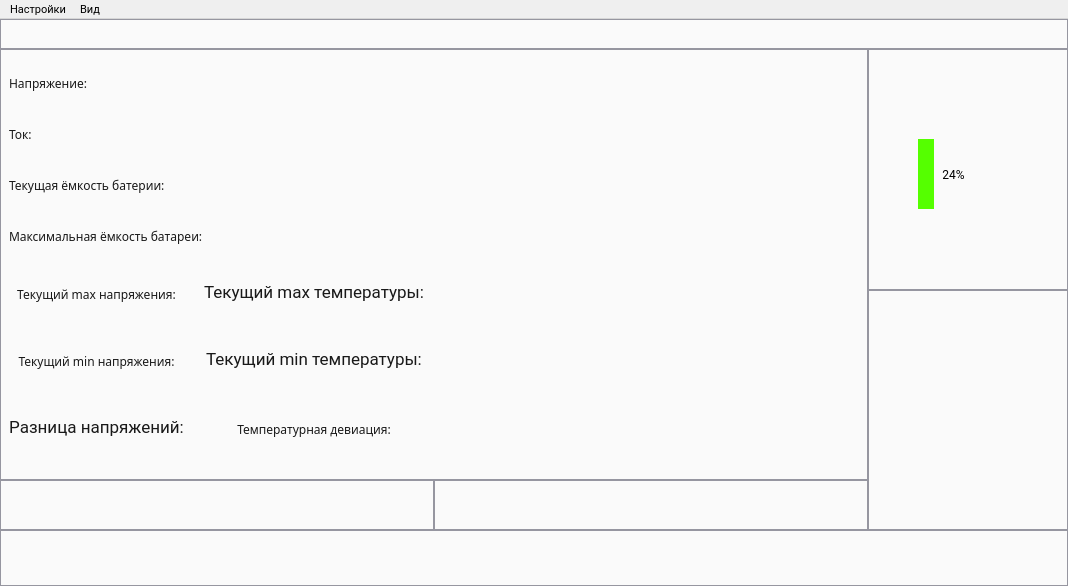
First picture: the form in mainwindow.ui, repository egornovichkov/BatteryStudio, before the edit.
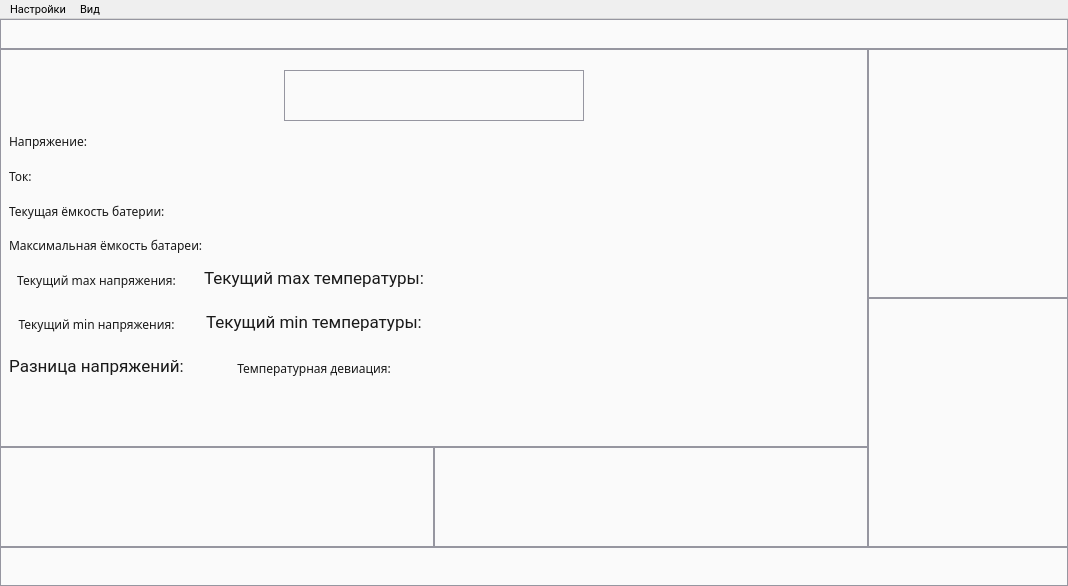
Second picture: the form after the edit. Icons and pictures are not drawn. Custom widgets are drawn as their Qt base class.

Commit message: Battery Charge Img UI done

The edit to the form file:
```diff
--- a/mainwindow.ui
+++ b/mainwindow.ui
@@ -25,7 +25,7 @@
      <family>Fira Code</family>
     </font>
    </property>
-   <layout class="QVBoxLayout" name="verticalLayout">
+   <layout class="QVBoxLayout" name="MainLayout">
     <property name="spacing">
      <number>0</number>
     </property>
@@ -95,7 +95,7 @@
          <number>0</number>
         </property>
         <widget class="QWidget" name="layoutWidget">
-         <layout class="QGridLayout" name="BatFlagsSignalsGrid" rowstretch="3,0" columnstretch="0,0">
+         <layout class="QGridLayout" name="BatFlagsSignalsGrid" rowstretch="4,1" columnstretch="0,0">
           <property name="spacing">
            <number>0</number>
           </property>
@@ -151,14 +151,75 @@
 border: 1px solid rgb(150, 150, 160);
 }</string>
             </property>
-            <layout class="QVBoxLayout" name="verticalLayout_2">
+            <layout class="QVBoxLayout" name="verticalLayout">
+             <property name="topMargin">
+              <number>21</number>
+             </property>
              <item>
-              <layout class="QHBoxLayout" name="InfChargeLayout">
-               <item>
-                <layout class="QVBoxLayout" name="GenInfoTxtLayout">
+              <layout class="QHBoxLayout" name="BatteryChargeLayout" stretch="0,0,0">
                  <property name="spacing">
                   <number>0</number>
                  </property>
+               <item>
+                <spacer name="horizontalSpacer_3">
+                 <property name="orientation">
+                  <enum>Qt::Orientation::Horizontal</enum>
+                 </property>
+                 <property name="sizeType">
+                  <enum>QSizePolicy::Policy::Expanding</enum>
+                 </property>
+                 <property name="sizeHint" stdset="0">
+                  <size>
+                   <width>40</width>
+                   <height>20</height>
+                  </size>
+                 </property>
+                </spacer>
+               </item>
+               <item>
+                <widget class="BatteryChargeIcon" name="BatteryChargeWidget" native="true">
+                 <property name="sizePolicy">
+                  <sizepolicy hsizetype="Preferred" vsizetype="Fixed">
+                   <horstretch>0</horstretch>
+                   <verstretch>50</verstretch>
+                  </sizepolicy>
+                 </property>
+                 <property name="minimumSize">
+                  <size>
+                   <width>300</width>
+                   <height>51</height>
+                  </size>
+                 </property>
+                 <property name="sizeIncrement">
+                  <size>
+                   <width>0</width>
+                   <height>51</height>
+                  </size>
+                 </property>
+                 <property name="styleSheet">
+                  <string notr="true">QWidget {
+	font: 9pt &quot;Inter&quot;;
+}</string>
+                 </property>
+                </widget>
+               </item>
+               <item>
+                <spacer name="horizontalSpacer_2">
+                 <property name="orientation">
+                  <enum>Qt::Orientation::Horizontal</enum>
+                 </property>
+                 <property name="sizeHint" stdset="0">
+                  <size>
+                   <width>40</width>
+                   <height>20</height>
+                  </size>
+                 </property>
+                </spacer>
+               </item>
+              </layout>
+             </item>
+             <item>
+              <layout class="QVBoxLayout" name="GenInfoLayout">
                  <item>
                   <widget class="QLabel" name="VoltageLabel">
                    <property name="autoFillBackground">
@@ -225,39 +286,6 @@
                 </layout>
                </item>
                <item>
-                <widget class="QLabel" name="BatteryChargeImg">
-                 <property name="styleSheet">
-                  <string notr="true">QLabel {
-	border: 0px;
-}</string>
-                 </property>
-                 <property name="text">
-                  <string/>
-                 </property>
-                 <property name="pixmap">
-                  <pixmap resource="build/Desktop_Qt_6_7_2_MinGW_64_bit-Debug/debug/qmake_qmake_immediate.qrc">:/images/BatteryIcon.png</pixmap>
-                 </property>
-                 <property name="alignment">
-                  <set>Qt::AlignmentFlag::AlignCenter</set>
-                 </property>
-                </widget>
-               </item>
-               <item>
-                <spacer name="horizontalSpacer_2">
-                 <property name="orientation">
-                  <enum>Qt::Orientation::Horizontal</enum>
-                 </property>
-                 <property name="sizeHint" stdset="0">
-                  <size>
-                   <width>40</width>
-                   <height>20</height>
-                  </size>
-                 </property>
-                </spacer>
-               </item>
-              </layout>
-             </item>
-             <item>
               <layout class="QHBoxLayout" name="VoltageTempInfoLayout">
                <property name="spacing">
                 <number>20</number>
@@ -429,6 +457,22 @@
                </item>
               </layout>
              </item>
+             <item>
+              <spacer name="verticalSpacer">
+               <property name="orientation">
+                <enum>Qt::Orientation::Vertical</enum>
+               </property>
+               <property name="sizeType">
+                <enum>QSizePolicy::Policy::Preferred</enum>
+               </property>
+               <property name="sizeHint" stdset="0">
+                <size>
+                 <width>20</width>
+                 <height>40</height>
+                </size>
+               </property>
+              </spacer>
+             </item>
             </layout>
            </widget>
           </item>
@@ -470,57 +514,6 @@
 border: 1px solid rgb(150, 150, 160);
 }</string>
          </property>
-         <widget class="QProgressBar" name="ProgressBar">
-          <property name="geometry">
-           <rect>
-            <x>50</x>
-            <y>90</y>
-            <width>70</width>
-            <height>70</height>
-           </rect>
-          </property>
-          <property name="sizePolicy">
-           <sizepolicy hsizetype="Fixed" vsizetype="Fixed">
-            <horstretch>100</horstretch>
-            <verstretch>70</verstretch>
-           </sizepolicy>
-          </property>
-          <property name="minimumSize">
-           <size>
-            <width>70</width>
-            <height>70</height>
-           </size>
-          </property>
-          <property name="maximumSize">
-           <size>
-            <width>70</width>
-            <height>70</height>
-           </size>
-          </property>
-          <property name="font">
-           <font>
-            <family>Roboto</family>
-           </font>
-          </property>
-          <property name="styleSheet">
-           <string notr="true">QProgressBar {
-	border: 0px;
-	border-radius: 0px;
-	background: transparent;
-	alternate-background-color: rgb(85, 255, 0);
-}
-QProgressBar::chunk {
-	border-radius: 0px;
-	background:rgb(85, 255, 0);
-}</string>
-          </property>
-          <property name="value">
-           <number>24</number>
-          </property>
-          <property name="alignment">
-           <set>Qt::AlignmentFlag::AlignCenter</set>
-          </property>
-         </widget>
         </widget>
         <widget class="QWidget" name="TempCellsWidget" native="true">
          <property name="sizePolicy">
@@ -645,8 +638,14 @@
    <addaction name="ViewMenu"/>
   </widget>
  </widget>
- <resources>
-  <include location="build/Desktop_Qt_6_7_2_MinGW_64_bit-Debug/debug/qmake_qmake_immediate.qrc"/>
- </resources>
+ <customwidgets>
+  <customwidget>
+   <class>BatteryChargeIcon</class>
+   <extends>QWidget</extends>
+   <header>batterychargeicon.h</header>
+   <container>1</container>
+  </customwidget>
+ </customwidgets>
+ <resources/>
  <connections/>
 </ui>
```
Lines whose indentation alone changed are shown as unchanged. The commit also changes 21 other files.
